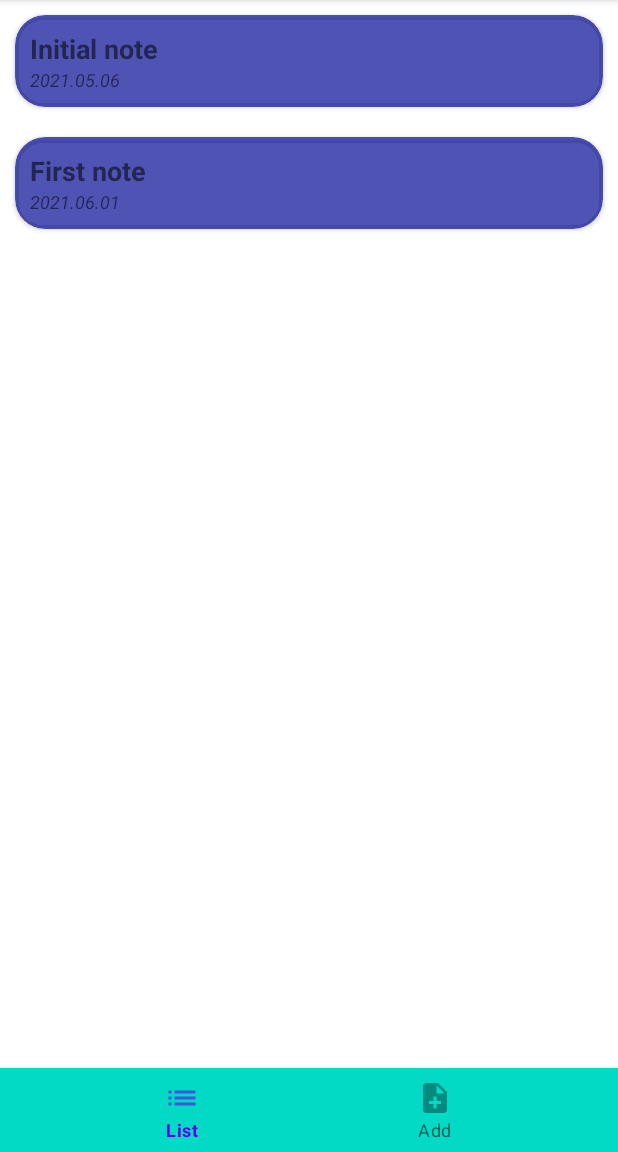
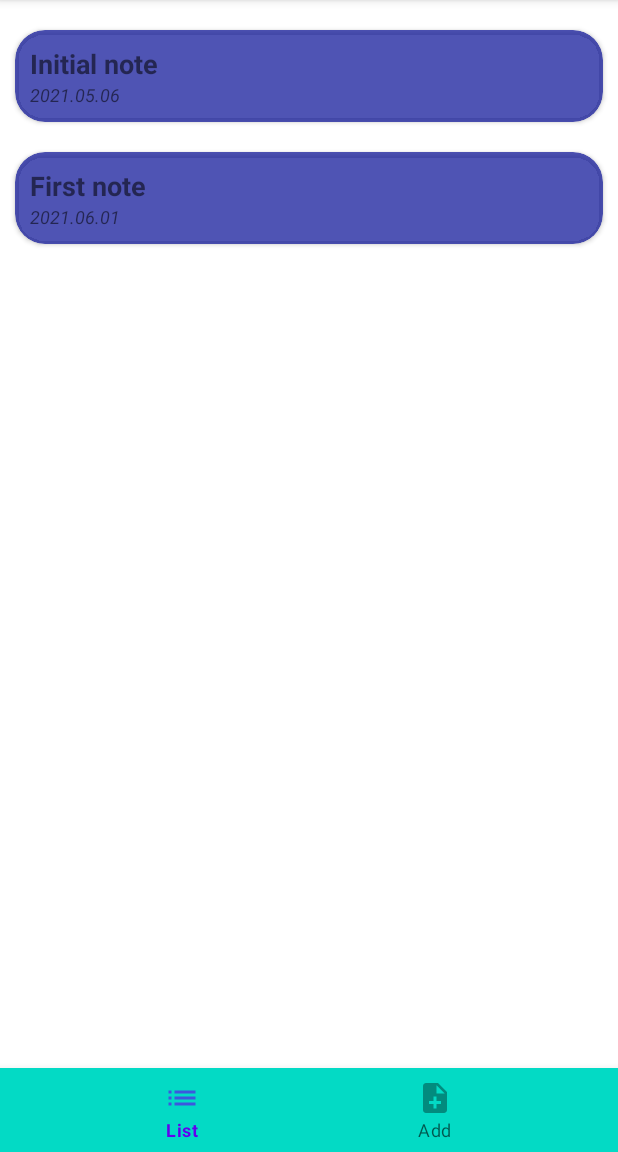
Before and after one commit to Elbrain/GeekNotepad, an Android app: the screen it shows after launch (MainActivity), on a phone screen of 412 x 824 dp, the part 84-1236 px from its top. Run offline under Robolectric (Android 15) with nearby library versions, the phone set to English and light mode, and no system bars.

Commit message:
Внёс исправления на которые вы указали в предыдущей домашке.

```diff
--- a/app/src/main/java/uk/org/websolution/geeknotepad/MainActivity.java
+++ b/app/src/main/java/uk/org/websolution/geeknotepad/MainActivity.java
@@ -17,14 +17,14 @@ public class MainActivity extends AppCompatActivity implements AddNoteFragment.N
     private static final String NOTE_KEY = "noteKey";
     private BottomNavigationView bottomNav;
     private boolean isLandscape;
-
-
+    private int navSelected;
 
     @Override
     protected void onCreate(Bundle savedInstanceState) {
         super.onCreate(savedInstanceState);
         setContentView(R.layout.activity_main);
-       if (isLandscape) { //в случае поворота экрана гарантируем, что fragment контейнер будет занимать список
+        isLandscape = getResources().getConfiguration().orientation == Configuration.ORIENTATION_LANDSCAPE;
+        if (isLandscape) { //в случае поворота экрана гарантируем, что fragment контейнер будет занимать список
             ListOfNotesFragment listOfNotesFragment = ListOfNotesFragment.newInstance(notesList);
             getSupportFragmentManager()
                     .beginTransaction()
@@ -32,38 +32,38 @@ public class MainActivity extends AppCompatActivity implements AddNoteFragment.N
                     .addToBackStack(null)
                     .commit();
         }
+
         if (savedInstanceState == null) {  //В случае первого запуска отображаем предзаполненый лист
             ListOfNotesFragment listOfNotesFragment = ListOfNotesFragment.newInstance(notesList);
             openFragment(listOfNotesFragment);
         }
+
         bottomNav = findViewById(R.id.bottom_nav);
-
+        navSelected = bottomNav.getSelectedItemId();
         init();
     }
 
-    void openFragment(Fragment fragment){
+    void openFragment(Fragment fragment) {
         getSupportFragmentManager()
                 .beginTransaction()
                 .replace(R.id.fragment_container, fragment)
                 .addToBackStack(null)
                 .commit();
+    }
 
-    }
-    void openFragment(Fragment fragment, boolean isLandscape){
+    void openFragment(Fragment fragment, boolean isLandscape) {
         getSupportFragmentManager()
                 .beginTransaction()
                 .replace(R.id.fragment_container_details, fragment)
                 .addToBackStack(null)
                 .commit();
-
     }
 
     private void init() {
         notesList.add(new NoteEntity("Initial note", "Text of initial pre-made note", "2021.05.06"));  //вручную создаём 2 записи.
         notesList.add(new NoteEntity("First note", "Text of first pre-made note", "2021.06.01"));
-        isLandscape = getResources().getConfiguration().orientation == Configuration.ORIENTATION_LANDSCAPE;
         bottomNav.setOnNavigationItemSelectedListener(item -> {
-            switch (item.getItemId()){
+            switch (item.getItemId()) {
 
                 case R.id.menu_list:
                     ListOfNotesFragment listOfNotesFragment = ListOfNotesFragment.newInstance(notesList);
@@ -71,16 +71,13 @@ public class MainActivity extends AppCompatActivity implements AddNoteFragment.N
                     return true;
 
                 case R.id.menu_add:
-                    if (isLandscape){
+                    if (isLandscape) {
                         openFragment(new AddNoteFragment(), isLandscape);
                     } else {
                         openFragment(new AddNoteFragment());
                     }
-
                     return true;
             }
-
-
             return false;
         });
     }
@@ -105,6 +102,7 @@ public class MainActivity extends AppCompatActivity implements AddNoteFragment.N
         notesList.add(note);
         ListOfNotesFragment listOfNotesFragment = ListOfNotesFragment.newInstance(notesList);
         openFragment(listOfNotesFragment);
+        bottomNav.setSelectedItemId(navSelected);
     }
 
     @Override
@@ -115,6 +113,5 @@ public class MainActivity extends AppCompatActivity implements AddNoteFragment.N
                 .replace(isLandscape ? R.id.fragment_container_details : R.id.fragment_container, noteInfoFragment)
                 .addToBackStack(null)
                 .commit();
-
     }
 }
--- a/app/src/main/res/layout-land/activity_main.xml
+++ b/app/src/main/res/layout-land/activity_main.xml
@@ -16,7 +16,6 @@
 
         <FrameLayout
             android:id="@+id/fragment_container"
-            android:name="uk.org.websolution.geeknotepad.ListOfNotes"
             android:layout_width="match_parent"
             android:layout_height="match_parent"
             android:layout_weight="1" />
@@ -29,23 +28,15 @@
 
     </LinearLayout>
 
-    <LinearLayout
+    <com.google.android.material.bottomnavigation.BottomNavigationView
+        android:id="@+id/bottom_nav"
         android:layout_width="match_parent"
         android:layout_height="wrap_content"
-        android:orientation="vertical"
+        android:background="@color/teal_200"
+        app:labelVisibilityMode="labeled"
         app:layout_constraintBottom_toBottomOf="parent"
         app:layout_constraintEnd_toEndOf="parent"
-        app:layout_constraintStart_toStartOf="parent">
-
-        <com.google.android.material.bottomnavigation.BottomNavigationView
-            android:id="@+id/bottom_nav"
-            android:layout_width="match_parent"
-            android:layout_height="wrap_content"
-            android:background="@color/teal_200"
-            app:labelVisibilityMode="labeled"
-            app:menu="@menu/bottom_nav_menu" />
-
-    </LinearLayout>
-
+        app:layout_constraintStart_toStartOf="parent"
+        app:menu="@menu/bottom_nav_menu" />
 
 </androidx.constraintlayout.widget.ConstraintLayout>
--- a/app/src/main/res/layout/activity_main.xml
+++ b/app/src/main/res/layout/activity_main.xml
@@ -5,12 +5,12 @@
     android:layout_width="match_parent"
     android:layout_height="match_parent"
     android:gravity="center"
+    android:paddingTop="@dimen/half_padding"
     android:orientation="vertical"
     tools:context=".MainActivity">
 
     <FrameLayout
         android:id="@+id/fragment_container"
-        android:name="uk.org.websolution.geeknotepad.ListOfNotesFragment"
         android:layout_width="match_parent"
         android:layout_height="match_parent">
 
--- a/app/src/main/res/layout/fragment_list_of_notes.xml
+++ b/app/src/main/res/layout/fragment_list_of_notes.xml
@@ -5,8 +5,8 @@
     android:orientation="vertical"
     android:layout_width="match_parent"
     android:layout_height="match_parent"
-    android:layout_marginBottom="60dp"
-    android:background="#FFFFFF"
+    android:layout_marginBottom="@dimen/avoid_menu_margin"
+    android:background="@color/white"
     tools:context=".ListOfNotesFragment">
 
     <androidx.recyclerview.widget.RecyclerView
--- a/app/src/main/res/layout/item_note.xml
+++ b/app/src/main/res/layout/item_note.xml
@@ -3,10 +3,10 @@
     xmlns:app="http://schemas.android.com/apk/res-auto"
     android:layout_width="match_parent"
     android:layout_height="wrap_content"
-    android:layout_margin="10dp"
+    android:layout_margin="@dimen/half_margin"
     android:orientation="vertical"
-    app:cardCornerRadius="20dp"
-    app:contentPadding="10dp">
+    app:cardCornerRadius="@dimen/corner_radius"
+    app:contentPadding="@dimen/half_padding">
 
     <LinearLayout
         android:layout_width="match_parent"
@@ -17,14 +17,14 @@
             android:id="@+id/title_text_view"
             android:layout_width="wrap_content"
             android:layout_height="wrap_content"
-            android:textSize="18sp"
+            android:textSize="@dimen/body_text_size"
             android:textStyle="bold" />
 
         <TextView
             android:id="@+id/date_text_view"
             android:layout_width="wrap_content"
             android:layout_height="wrap_content"
-            android:textSize="12sp"
+            android:textSize="@dimen/small_text_size"
             android:textStyle="italic" />
     </LinearLayout>
 
--- a/app/src/main/res/menu/bottom_nav_menu.xml
+++ b/app/src/main/res/menu/bottom_nav_menu.xml
@@ -3,9 +3,9 @@
 
     <item android:id="@+id/menu_list"
         android:icon="@drawable/ic_action_list"
-        android:title="List" />
+        android:title="@string/list" />
 
     <item android:id="@+id/menu_add"
         android:icon="@drawable/ic_action_name"
-        android:title="Add" />
+        android:title="@string/add" />
 </menu>
--- /dev/null
+++ b/app/src/main/res/values/dimen.xml
@@ -0,0 +1,4 @@
+<?xml version="1.0" encoding="utf-8"?>
+<resources>
+
+</resources>
--- /dev/null
+++ b/app/src/main/res/values/dimens.xml
@@ -0,0 +1,12 @@
+<?xml version="1.0" encoding="utf-8"?>
+<resources>
+    <dimen name="half_padding">10dp</dimen>
+    <dimen name="padding">20dp</dimen>
+    <dimen name="avoid_menu_margin">60dp</dimen>
+    <dimen name="full_margin">20dp</dimen>
+    <dimen name="half_margin">10dp</dimen>
+    <dimen name="title_text_size">40sp</dimen>
+    <dimen name="body_text_size">18sp</dimen>
+    <dimen name="small_text_size">12sp</dimen>
+    <dimen name="corner_radius">20dp</dimen>
+</resources>
--- a/app/src/main/res/values/strings.xml
+++ b/app/src/main/res/values/strings.xml
@@ -8,4 +8,6 @@
     <string name="save_note">Save note</string>
     <string name="show_list">Show list</string>
     <string name="add_note">Add note</string>
+    <string name="list">List</string>
+    <string name="add">Add</string>
 </resources>
```
Also changed, not shown: app/src/main/res/layout/fragment_add_note.xml (+4 -3 lines), app/src/main/res/layout/fragment_note_info.xml (+5 -5 lines).
